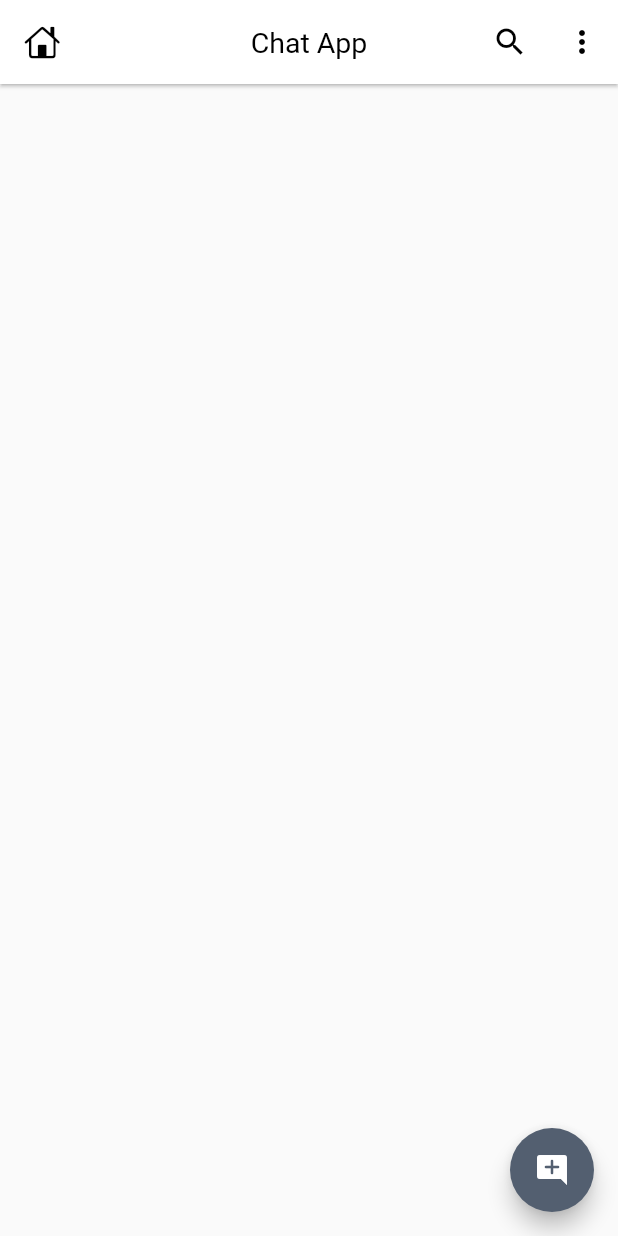
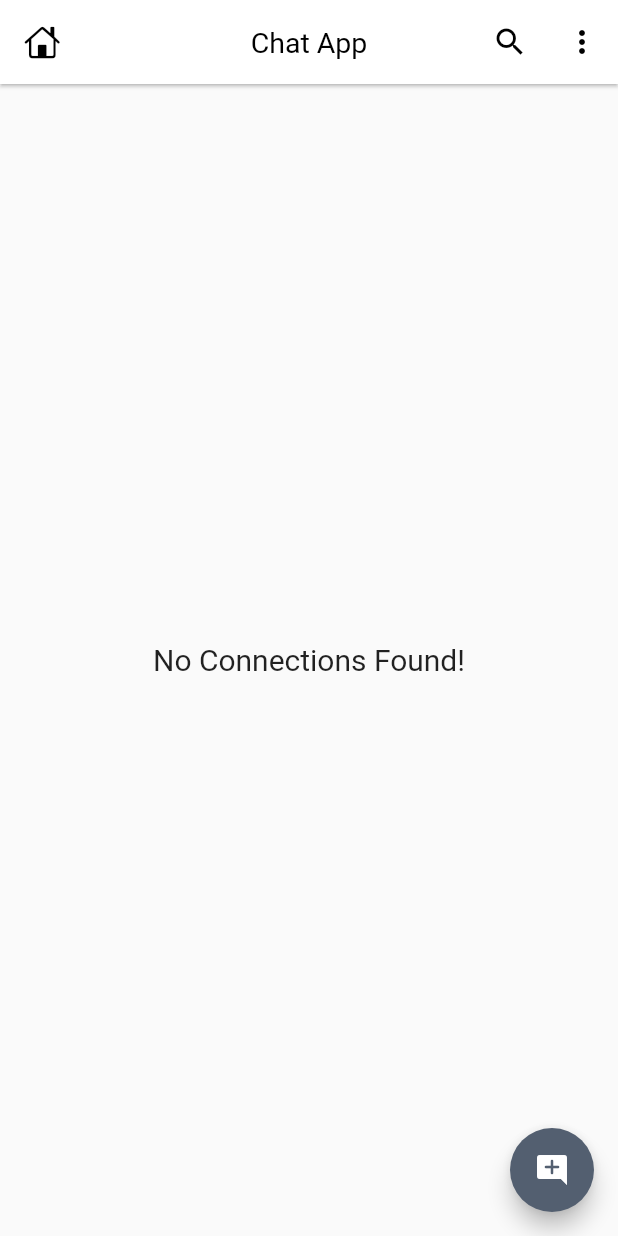
Before and after one commit to danielrgb23/chat_app_flutter, a Flutter app: the HomeScreen screen opened by its route, on a phone screen of 412 x 824 dp. Run offline on Flutter 3.47's test engine with Material 3 defaults, Android fonts, the phone set to English and light mode, and no system bars; our stand-ins replace cloud_firestore, dio, firebase_auth, firebase_core, google_sign_in; accounts and stored records are empty.

```diff
--- /dev/null
+++ b/lib/feature/home/data/model/chat_user_model.dart
@@ -0,0 +1,53 @@
+import 'package:chat_app/feature/home/domain/entities/chat_user_entity.dart';
+
+class ChatUserModel extends ChatUserEntity {
+  ChatUserModel(
+    image,
+    about,
+    name,
+    createdAt,
+    id,
+    lastActive,
+    isOnline,
+    pushToken,
+    email,
+  ) : super(
+          image,
+          about,
+          name,
+          createdAt,
+          id,
+          lastActive,
+          isOnline,
+          pushToken,
+          email,
+        );
+  @override
+  factory ChatUserModel.fromJson(Map<String, dynamic> json) {
+    return ChatUserModel(
+        json['image'] ?? '',
+        json['about'] ?? '',
+        json['name'] ?? '',
+        json['created_at'] ?? '',
+        json['id'] ?? '',
+        json['last_active'] ?? '',
+        json['is_online'] ?? false,
+        json['push_token'] ?? '',
+        json['email'] ?? '');
+  }
+
+  @override
+  Map<String, dynamic> toJson() {
+    return {
+      'image': image,
+      'about': about,
+      'name': name,
+      'created_at': createdAt,
+      'id': id,
+      'last_active': lastActive,
+      'is_online': isOnline,
+      'push_token': pushToken,
+      'email': email,
+    };
+  }
+}
--- /dev/null
+++ b/lib/feature/home/domain/entities/chat_user_entity.dart
@@ -0,0 +1,23 @@
+class ChatUserEntity {
+  final String image;
+  final String about;
+  final String name;
+  final String createdAt;
+  final String id;
+  final String lastActive;
+  final bool isOnline;
+  final String pushToken;
+  final String email;
+
+  ChatUserEntity(
+    this.image,
+    this.about,
+    this.name,
+    this.createdAt,
+    this.id,
+    this.lastActive,
+    this.isOnline,
+    this.pushToken,
+    this.email,
+  );
+}
--- a/lib/feature/home/presentation/page/home_screen.dart
+++ b/lib/feature/home/presentation/page/home_screen.dart
@@ -1,4 +1,10 @@
+import 'dart:convert';
+import 'dart:developer';
+
 import 'package:chat_app/core/constants/constants.dart';
+import 'package:chat_app/feature/home/data/model/chat_user_model.dart';
+import 'package:chat_app/feature/home/presentation/widgets/chat_user_card.dart';
+import 'package:chat_app/main.dart';
 import 'package:flutter/cupertino.dart';
 import 'package:flutter/material.dart';
 import 'package:google_sign_in/google_sign_in.dart';
@@ -11,11 +17,14 @@ class HomeScreen extends StatefulWidget {
 }
 
 class _HomeScreenState extends State<HomeScreen> {
+  List<ChatUserModel> list = [];
+
   @override
   Widget build(BuildContext context) {
     return Scaffold(
       appBar: _buildAppBar(context),
       floatingActionButton: _buildFloatingActionButton(context),
+      body: _buildBody(context),
     );
   }
 
@@ -47,4 +56,48 @@ class _HomeScreenState extends State<HomeScreen> {
       ),
     );
   }
+
+  _buildBody(BuildContext context) {
+    return StreamBuilder(
+      stream: Constants.firestore.collection('users').snapshots(),
+      builder: (context, snapshot) {
+        switch (snapshot.connectionState) {
+          //if data is loading
+          case ConnectionState.waiting:
+          case ConnectionState.none:
+            return const Center(
+              child: CircularProgressIndicator(),
+            );
+
+          //if some or all data is loaded then show it
+          case ConnectionState.active:
+          case ConnectionState.done:
+            if (snapshot.hasData) {
+              final data = snapshot.data?.docs;
+              list =
+                  data?.map((e) => ChatUserModel.fromJson(e.data())).toList() ??
+                      [];
+            }
+
+            if (list.isNotEmpty) {
+              return ListView.builder(
+                  itemCount: list.length,
+                  padding: EdgeInsets.only(top: mq.height * .01),
+                  physics: BouncingScrollPhysics(),
+                  itemBuilder: (context, index) {
+                    return ChatUserCard(user: list[index]);
+                    // return Text('Name: ${list[index].name}');
+                  });
+            } else {
+              return const Center(
+                child: Text(
+                  'No Connections Found!',
+                  style: TextStyle(fontSize: 20),
+                ),
+              );
+            }
+        }
+      },
+    );
+  }
 }
--- a/pubspec.yaml
+++ b/pubspec.yaml
@@ -36,12 +36,18 @@ dependencies:
   # Use with the CupertinoIcons class for iOS style icons.
   cupertino_icons: ^1.0.2
   dio: ^5.4.0
+
   # for integrating firebase
   firebase_core: ^2.24.2
+
   #for handling firebase authentication
   firebase_auth: ^4.15.3
+
   #for handling for google sign in
   google_sign_in: ^6.2.1
+
+  #for acessing cloud firestore database
+  cloud_firestore: ^4.1.0
 
 
 dev_dependencies:
```
Also changed, not shown: lib/core/constants/constants.dart (+34 -0 lines), lib/feature/home/presentation/widgets/chat_user_card.dart (+27 -3 lines), lib/feature/login/presentation/bloc/controller/controller_auth.dart (+16 -5 lines), pubspec.lock, 3 other files.
